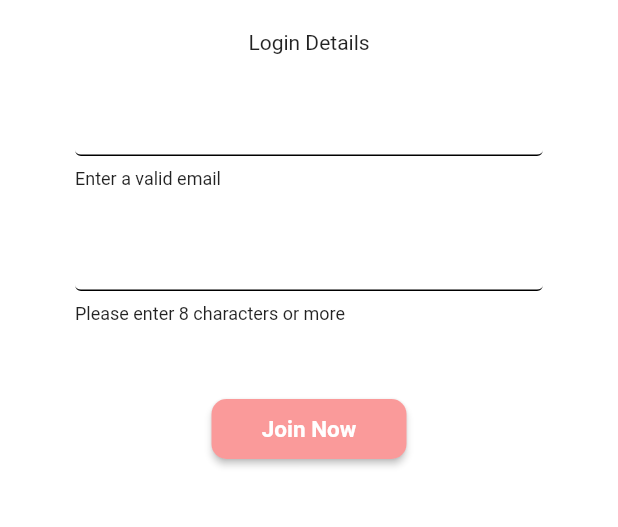
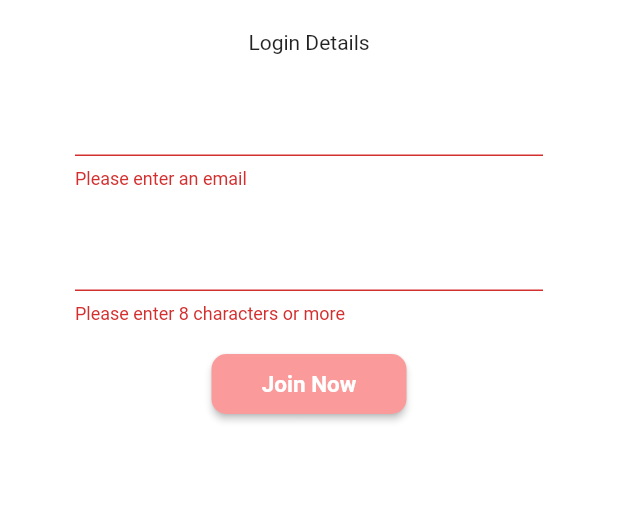
Before and after one commit to Zechst/Motherly, a Flutter app: the Register screen opened by its route, after a tap on "Join Now", on a phone screen of 412 x 824 dp, the part 405-932 px from its top. Run offline on Flutter 3.47's test engine with Material 2 defaults, Android fonts, the phone set to English and light mode, and no system bars; our stand-ins replace firebase_auth, flutter_svg; missing offline and left inert: flutter_auth_buttons; accounts and stored records are empty.

Commit message:
Fixed errorBorder colour

```diff
--- a/lib/screens/authentication/login.dart
+++ b/lib/screens/authentication/login.dart
@@ -1,8 +1,6 @@
 import 'package:flutter/material.dart';
 import 'package:flutter_svg/flutter_svg.dart';
 import 'package:flutter_auth_buttons/flutter_auth_buttons.dart';
-import 'package:motherly/screens/authentication/emailsignin.dart';
-import 'package:motherly/main.dart';
 
 class LoginScreen extends StatefulWidget {
   @override
--- a/lib/screens/authentication/register.dart
+++ b/lib/screens/authentication/register.dart
@@ -15,6 +15,7 @@ class _RegisterState extends State<Register> {
   // text field state
   String email = '';
   String password = '';
+  String error = '';
 
   @override
   Widget build(BuildContext context) {
@@ -50,8 +51,15 @@ class _RegisterState extends State<Register> {
                               .left), //TODO Shift this line towards the left on appscreen
                       SizedBox(height: 20.0),
                       TextFormField(
+                          decoration: InputDecoration(
+                            errorStyle: TextStyle(color: Color(0xffd32f2f)),
+                            errorBorder: UnderlineInputBorder(
+                                borderSide:
+                                    BorderSide(color: Color(0xffd32f2f))),
+                                    focusedErrorBorder: UnderlineInputBorder(borderSide: BorderSide(color: Color(0xffd32f2f)))
+                          ),
                           validator: (val) =>
-                              val.isEmpty ? 'Enter a valid email' : null,
+                              val.isEmpty ? 'Please enter an email' : null,
                           onChanged: (val) {
                             setState(() => email = val);
                           }),
@@ -59,6 +67,13 @@ class _RegisterState extends State<Register> {
                         height: 20.0,
                       ),
                       TextFormField(
+                          decoration: InputDecoration(
+                            errorStyle: TextStyle(color: Color(0xffd32f2f)),
+                            errorBorder: UnderlineInputBorder(
+                                borderSide:
+                                    BorderSide(color: Color(0xffd32f2f))),
+                                    focusedErrorBorder: UnderlineInputBorder(borderSide: BorderSide(color: Color(0xffd32f2f)))
+                          ),
                           validator: (val) => val.length < 8
                               ? 'Please enter 8 characters or more'
                               : null,
@@ -68,7 +83,7 @@ class _RegisterState extends State<Register> {
                           })
                     ],
                   )),
-              SizedBox(height: 50.0),
+              SizedBox(height: 20.0),
               SizedBox(
                 width: 130.0,
                 height: 40.0,
@@ -92,8 +107,10 @@ class _RegisterState extends State<Register> {
                       borderRadius: new BorderRadius.circular(10.0)),
                   onPressed: () async {
                     if (_formKey.currentState.validate()) {
-                      print(email);
-                      print(password);
+                      dynamic result = await _auth.registerWithEmailAndPassword(email, password);
+                      if(result == null){
+                        setState(() => error = 'Please enter a valid email');
+                      }
                     }
 
                     // dynamic result = await _auth.signInAnon();
@@ -107,6 +124,8 @@ class _RegisterState extends State<Register> {
                   },
                 ),
               ),
+              SizedBox(height: 15.0,),
+              Text(error, style: TextStyle(color: Color(0xffd32f2f), fontSize: 14.0)) //TODO Consider adding the error message under the textformfield
             ]),
           ),
         ))));
--- a/lib/screens/home/wrapper.dart
+++ b/lib/screens/wrapper.dart
@@ -9,7 +9,7 @@ class Wrapper extends StatelessWidget {
   Widget build(BuildContext context) {
 
     final user = Provider.of<User>(context);
-
+    // TODO Fix emailsignin redirect to home screen
     // return either Home or Login screen
     if (user == null) {
       return LoginScreen();
```
Also changed, not shown: lib/main.dart (+5 -3 lines), lib/screens/authentication/emailsignin.dart (+43 -14 lines), lib/services/auth.dart (+16 -5 lines).
